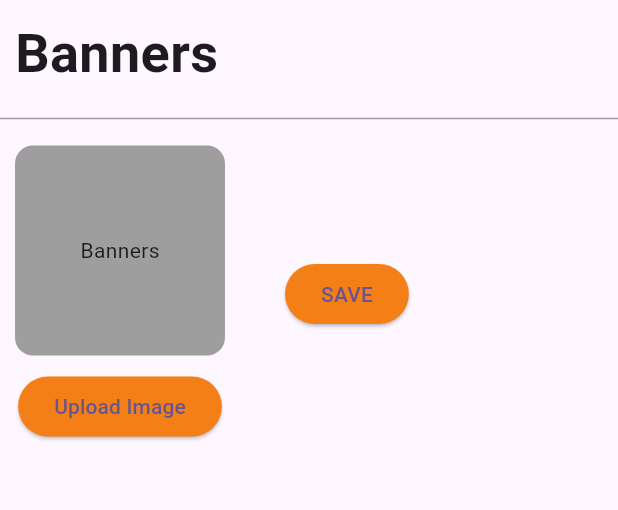
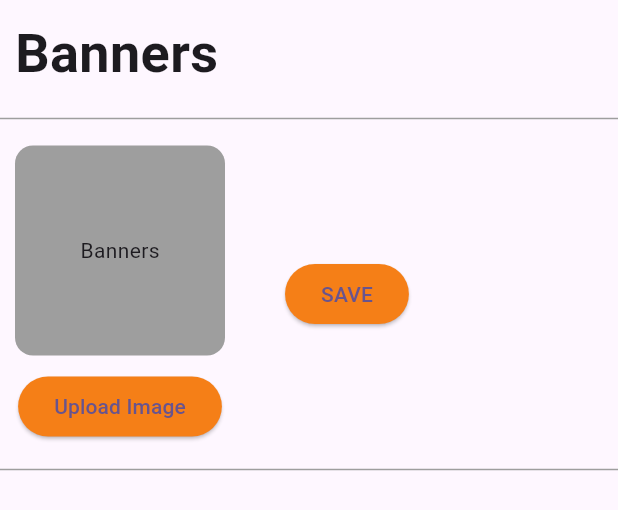
Before and after one commit to Kashifbacha89/multi_vendor_app_admin_panel, a Flutter app: the UploadBannersScreen widget shown alone on an empty page, opened directly, on a phone screen of 412 x 824 dp. Shown: the top 510 px of the screen. Run offline on Flutter 3.47's test engine with Material 2 defaults, Android fonts, the light colour scheme and no system bars; our stand-ins replace cloud_firestore, file_picker, firebase_core, firebase_storage, flutter_easyloading, image_picker; missing offline and left inert: flutter_admin_scaffold; accounts and stored records are empty.

Commit message:
code updated

```diff
--- a/lib/views/screens/side_bar_screens/upload_banners_screen.dart
+++ b/lib/views/screens/side_bar_screens/upload_banners_screen.dart
@@ -161,7 +161,9 @@ class _UploadBannersScreenState extends State<UploadBannersScreen> {
                   },
                   child: Text('SAVE')),
             ],
-          )
+          ),
+          Divider(color: Colors.grey,),
+
         ],
       ),
     );
```
